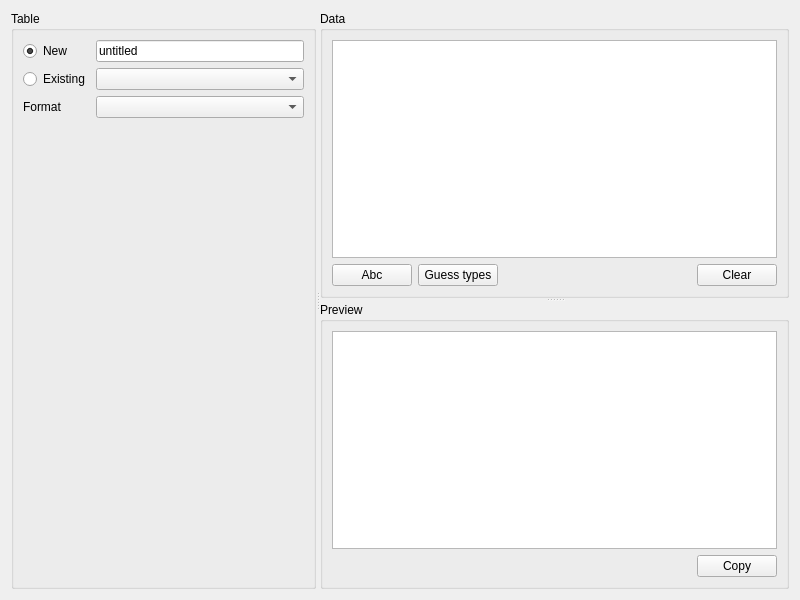
This is src/widget/dataimportwidget.ui in mugiseyebrows/mugi-query as Qt 5 draws it before an edit. The edited form follows.
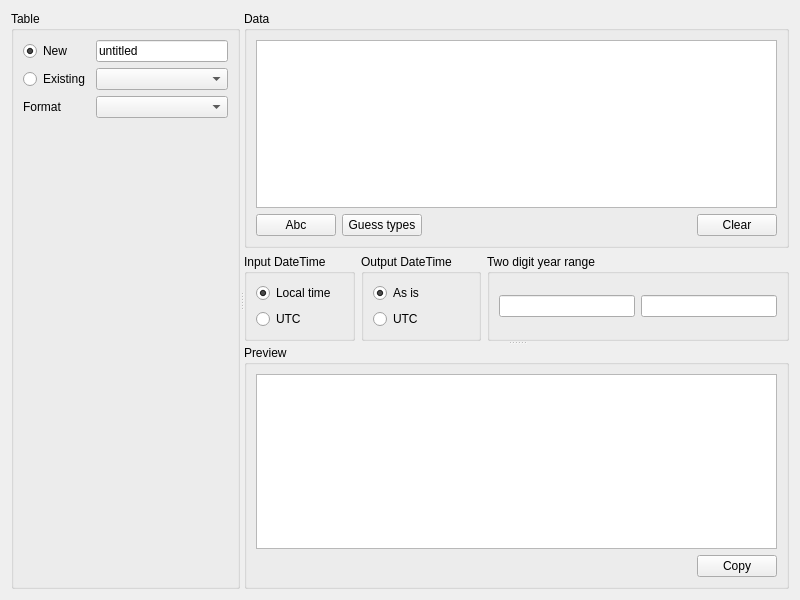
This is the edited form. Custom widgets are drawn as their Qt base class.

```diff
--- a/src/widget/dataimportwidget.ui
+++ b/src/widget/dataimportwidget.ui
@@ -13,7 +13,7 @@
   <property name="windowTitle">
    <string>Form</string>
   </property>
-  <layout class="QVBoxLayout" name="verticalLayout_4">
+  <layout class="QVBoxLayout" name="verticalLayout_6">
    <item>
     <widget class="QSplitter" name="horizontalSplitter">
      <property name="orientation">
@@ -90,6 +90,9 @@
       <property name="orientation">
        <enum>Qt::Vertical</enum>
       </property>
+      <widget class="QWidget" name="layoutWidget">
+       <layout class="QVBoxLayout" name="verticalLayout_5">
+        <item>
       <widget class="QGroupBox" name="groupBox_3">
        <property name="title">
         <string>Data</string>
@@ -138,6 +141,84 @@
         </item>
        </layout>
       </widget>
+        </item>
+        <item>
+         <layout class="QHBoxLayout" name="horizontalLayout_4">
+          <item>
+           <widget class="QGroupBox" name="groupBox_4">
+            <property name="title">
+             <string>Input DateTime</string>
+            </property>
+            <layout class="QVBoxLayout" name="verticalLayout">
+             <item>
+              <widget class="QRadioButton" name="inLocal">
+               <property name="text">
+                <string>Local time</string>
+               </property>
+               <property name="checked">
+                <bool>true</bool>
+               </property>
+              </widget>
+             </item>
+             <item>
+              <widget class="QRadioButton" name="inUtc">
+               <property name="text">
+                <string>UTC</string>
+               </property>
+              </widget>
+             </item>
+            </layout>
+           </widget>
+          </item>
+          <item>
+           <widget class="QGroupBox" name="groupBox_5">
+            <property name="title">
+             <string>Output DateTime</string>
+            </property>
+            <layout class="QVBoxLayout" name="verticalLayout_4">
+             <item>
+              <widget class="QRadioButton" name="outAsIs">
+               <property name="text">
+                <string>As is</string>
+               </property>
+               <property name="checked">
+                <bool>true</bool>
+               </property>
+              </widget>
+             </item>
+             <item>
+              <widget class="QRadioButton" name="outUtc">
+               <property name="text">
+                <string>UTC</string>
+               </property>
+              </widget>
+             </item>
+            </layout>
+           </widget>
+          </item>
+          <item>
+           <widget class="QGroupBox" name="groupBox_6">
+            <property name="title">
+             <string>Two digit year range</string>
+            </property>
+            <layout class="QHBoxLayout" name="horizontalLayout">
+             <item>
+              <widget class="IntLineEdit" name="minYear"/>
+             </item>
+             <item>
+              <widget class="IntLineEdit" name="maxYear">
+               <property name="readOnly">
+                <bool>false</bool>
+               </property>
+              </widget>
+             </item>
+            </layout>
+           </widget>
+          </item>
+         </layout>
+        </item>
+       </layout>
+      </widget>
       <widget class="QGroupBox" name="groupBox_2">
        <property name="title">
         <string>Preview</string>
@@ -189,6 +270,11 @@
    <extends>QTextEdit</extends>
    <header>textedit.h</header>
   </customwidget>
+  <customwidget>
+   <class>IntLineEdit</class>
+   <extends>QLineEdit</extends>
+   <header>widget/intlineedit.h</header>
+  </customwidget>
  </customwidgets>
  <resources/>
  <connections/>
```
Lines whose indentation alone changed are shown as unchanged.
